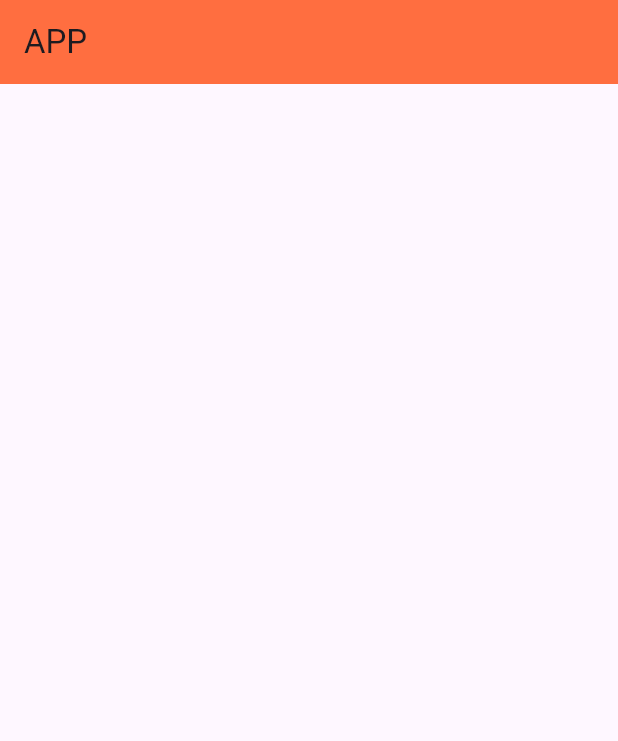
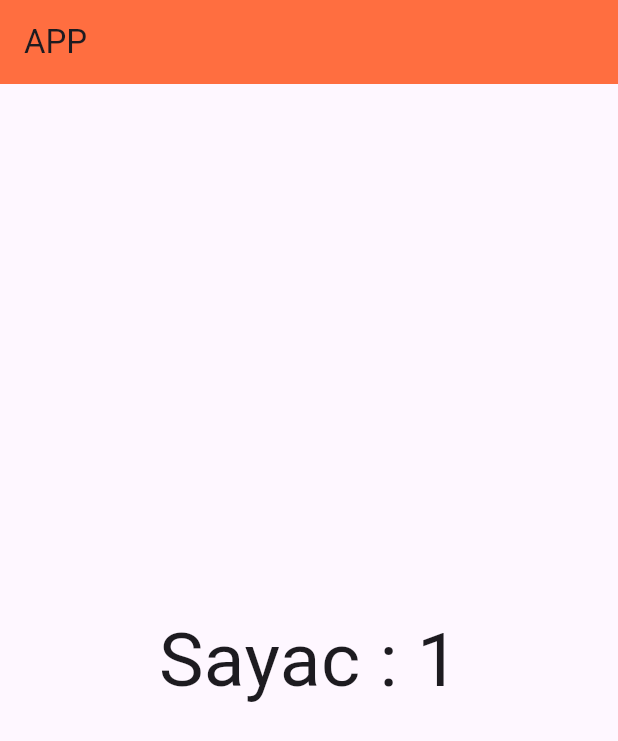
Before and after one commit to SERENGOKYILDIZ/FLUTTER_ANDROID_STORAGE_OPERATIONS_APP_1, a Flutter app: the screen it shows after launch, on a phone screen of 412 x 824 dp. Shown: the top 741 px of the screen. Run offline on Flutter 3.47's test engine with Material 3 defaults, Android fonts, the phone set to English and light mode, and no system bars; our stand-ins replace shared_preferences.

Commit message:
finish app

```diff
--- a/lib/main.dart
+++ b/lib/main.dart
@@ -1,4 +1,5 @@
 import 'package:flutter/material.dart';
+import 'package:shared_preferences/shared_preferences.dart';
 
 void main() {
   runApp(const MyApp());
@@ -26,6 +27,27 @@ class Anasayfa extends StatefulWidget {
 }
 
 class _AnasayfaState extends State<Anasayfa> {
+
+  int sayac = 0;
+
+  Future<void> sayacKontrol() async {
+    var sp = await SharedPreferences.getInstance();
+
+    sayac = sp.getInt("sayac") ?? 0;
+
+    setState(() {
+      sayac++;
+    });
+
+    sp.setInt("sayac", sayac);
+  }
+  @override
+  void initState() {
+    // TODO: implement initState
+    super.initState();
+    sayacKontrol();
+  }
+
   @override
   Widget build(BuildContext context) {
     return Scaffold(
@@ -37,7 +59,7 @@ class _AnasayfaState extends State<Anasayfa> {
         child: Column(
           mainAxisAlignment: MainAxisAlignment.center,
           children: <Widget>[
-
+            Text("Sayac : ${sayac}", style: TextStyle(fontSize: 50),),
           ],
         ),
       ),
```
